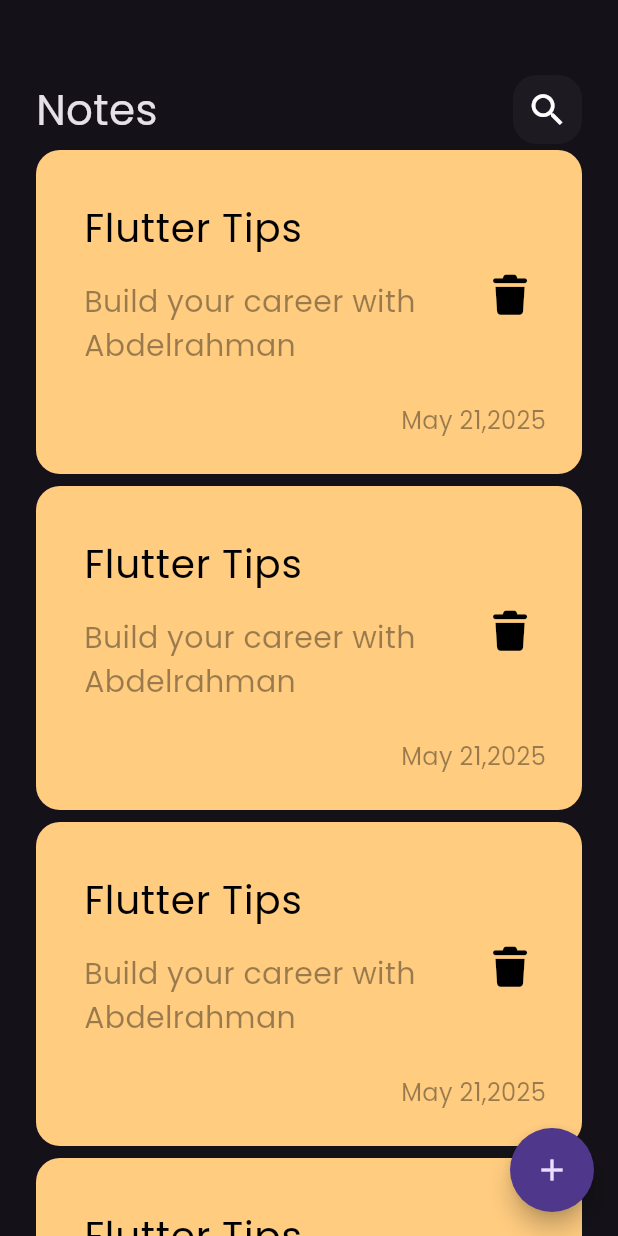
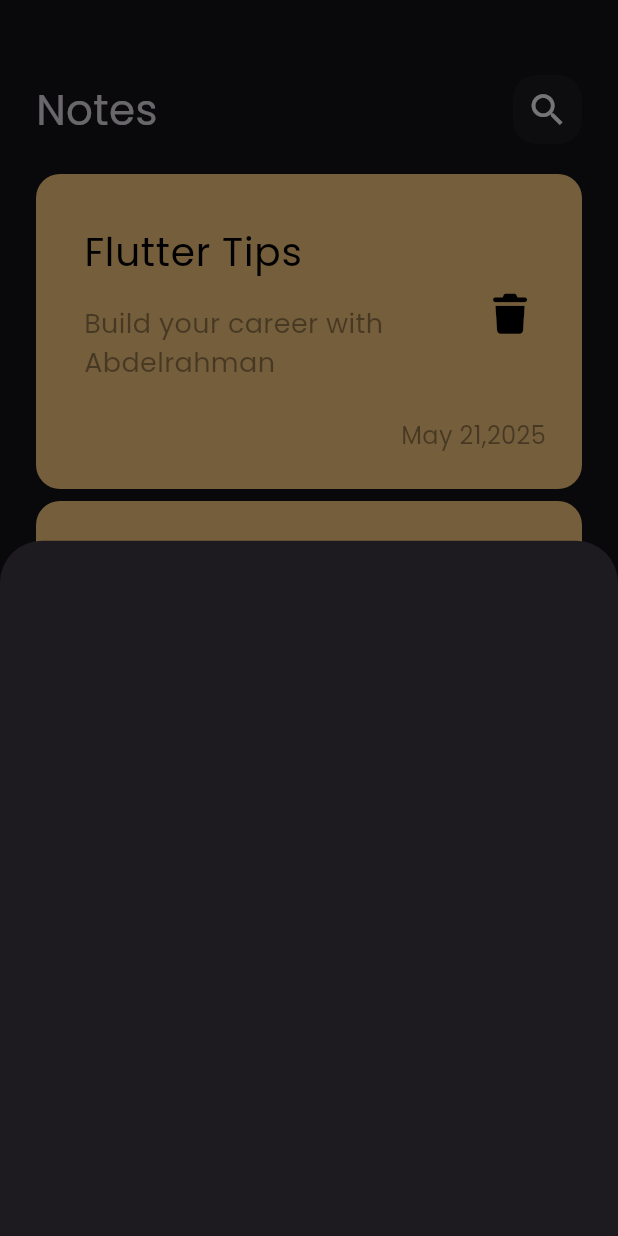
Before and after one commit to Boda300/notes_app, a Flutter app: the screen it shows after launch, after a tap on the "add" icon, on a phone screen of 412 x 824 dp. Run offline on Flutter 3.47's test engine with Material 3 defaults, Android fonts, the phone set to English and light mode, and no system bars; our stand-ins replace font_awesome_flutter.

Commit message:
show bottom model sheet

```diff
--- a/lib/views/notes_view.dart
+++ b/lib/views/notes_view.dart
@@ -1,4 +1,5 @@
 import 'package:flutter/material.dart';
+import 'package:notes_app/views/widgets/add_note_bottom_sheet.dart';
 import 'package:notes_app/views/widgets/notes_view_body.dart';
 
 class NotesView extends StatelessWidget {
@@ -8,7 +9,14 @@ class NotesView extends StatelessWidget {
   Widget build(BuildContext context) {
     return Scaffold(
       floatingActionButton: FloatingActionButton(
-        onPressed: () {},
+        onPressed: () {
+          showModalBottomSheet(
+            context: context,
+            builder: (context) {
+              return AddNoteBottemSheet();
+            },
+          );
+        },
         shape: const CircleBorder(),
         child: const Icon(Icons.add),
       ),
--- /dev/null
+++ b/lib/views/widgets/add_note_bottom_sheet.dart
@@ -0,0 +1,10 @@
+import 'package:flutter/material.dart';
+
+class AddNoteBottemSheet extends StatelessWidget {
+  const AddNoteBottemSheet({super.key});
+
+  @override
+  Widget build(BuildContext context) {
+    return Container();
+  }
+}
--- a/lib/views/widgets/custom_note_item.dart
+++ b/lib/views/widgets/custom_note_item.dart
@@ -26,7 +26,7 @@ class NoteItem extends StatelessWidget {
                 "Build your career with Abdelrahman ",
                 style: TextStyle(
                   color: Colors.black.withValues(alpha: 0.4),
-                  fontSize: 20,
+                  fontSize: 18,
                 ),
               ),
             ),
--- a/lib/views/widgets/notes_list_view.dart
+++ b/lib/views/widgets/notes_list_view.dart
@@ -6,13 +6,17 @@ class NotesListView extends StatelessWidget {
 
   @override
   Widget build(BuildContext context) {
-    return ListView.builder(
+    return Padding(
+      padding: const EdgeInsets.symmetric(vertical: 16),
+      child: ListView.builder(
+        padding: EdgeInsets.zero,
         itemBuilder: (context, index) {
           return const Padding(
             padding: EdgeInsets.symmetric(vertical: 4),
             child: NoteItem(),
           );
         },
+      ),
     );
   }
 }
```
Lines whose indentation alone changed are shown as unchanged.
